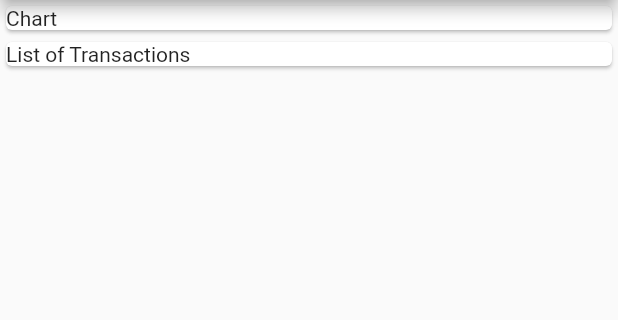
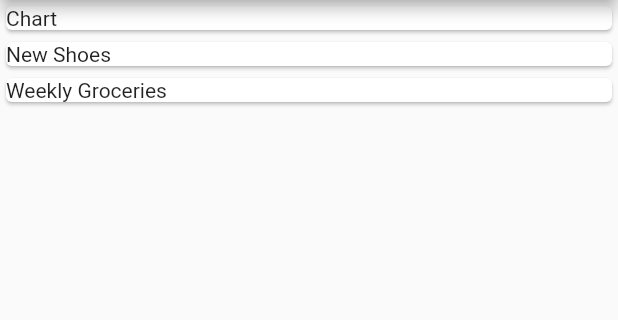
Before and after one commit to kensodemann/personal_expenses, a Flutter app: the screen it shows after launch, on a phone screen of 412 x 824 dp, the part 84-404 px from its top. Run offline on Flutter 3.47's test engine with Material 2 defaults, Android fonts, the phone set to English and light mode, and no system bars.

Commit message:
feat(data): model the transaction

```diff
--- a/lib/main.dart
+++ b/lib/main.dart
@@ -1,4 +1,5 @@
 import 'package:flutter/material.dart';
+import 'package:personal_expenses/models/transaction.dart';
 
 void main() {
   runApp(const MyApp());
@@ -14,15 +15,29 @@ class MyApp extends StatelessWidget {
       theme: ThemeData(
         primarySwatch: Colors.purple,
       ),
-      home: const MyHomePage(title: 'Personal Expenses'),
+      home: MyHomePage(title: 'Personal Expenses'),
     );
   }
 }
 
 class MyHomePage extends StatelessWidget {
+  final List<Transaction> transactions = [
+    Transaction(
+      id: 't1',
+      title: 'New Shoes',
+      amount: 69.99,
+      date: DateTime.now(),
+    ),
+    Transaction(
+      id: 't2',
+      title: 'Weekly Groceries',
+      amount: 16.53,
+      date: DateTime.now(),
+    ),
+  ];
   final String title;
 
-  const MyHomePage({Key? key, required this.title}) : super(key: key);
+  MyHomePage({Key? key, required this.title}) : super(key: key);
 
   @override
   Widget build(BuildContext context) {
@@ -32,13 +47,20 @@ class MyHomePage extends StatelessWidget {
       ),
       body: Column(
         crossAxisAlignment: CrossAxisAlignment.stretch,
-        children: const [
-          Card(
+        children: [
+          const Card(
             child: Text('Chart'),
           ),
-          Card(
-            child: Text('List of Transactions'),
-          ),
+          Column(
+            crossAxisAlignment: CrossAxisAlignment.stretch,
+            children: transactions
+                .map(
+                  (tx) => Card(
+                    child: Text(tx.title),
+                  ),
+                )
+                .toList(),
+          )
         ],
       ),
     );
--- /dev/null
+++ b/lib/models/transaction.dart
@@ -0,0 +1,27 @@
+class Transaction {
+  final String id;
+  final String title;
+  final double amount;
+  final DateTime date;
+
+  Transaction({
+    required this.id,
+    required this.title,
+    required this.amount,
+    required this.date,
+  });
+
+  factory Transaction.fromJson(Map<String, dynamic> json) => Transaction(
+        id: json["id"],
+        title: json["title"],
+        amount: json["amount"],
+        date: DateTime.parse(json["date"]),
+      );
+
+  Map<String, dynamic> toJson() => {
+        "id": id,
+        "title": title,
+        "amount": amount,
+        "date": date.toIso8601String(),
+      };
+}
```
